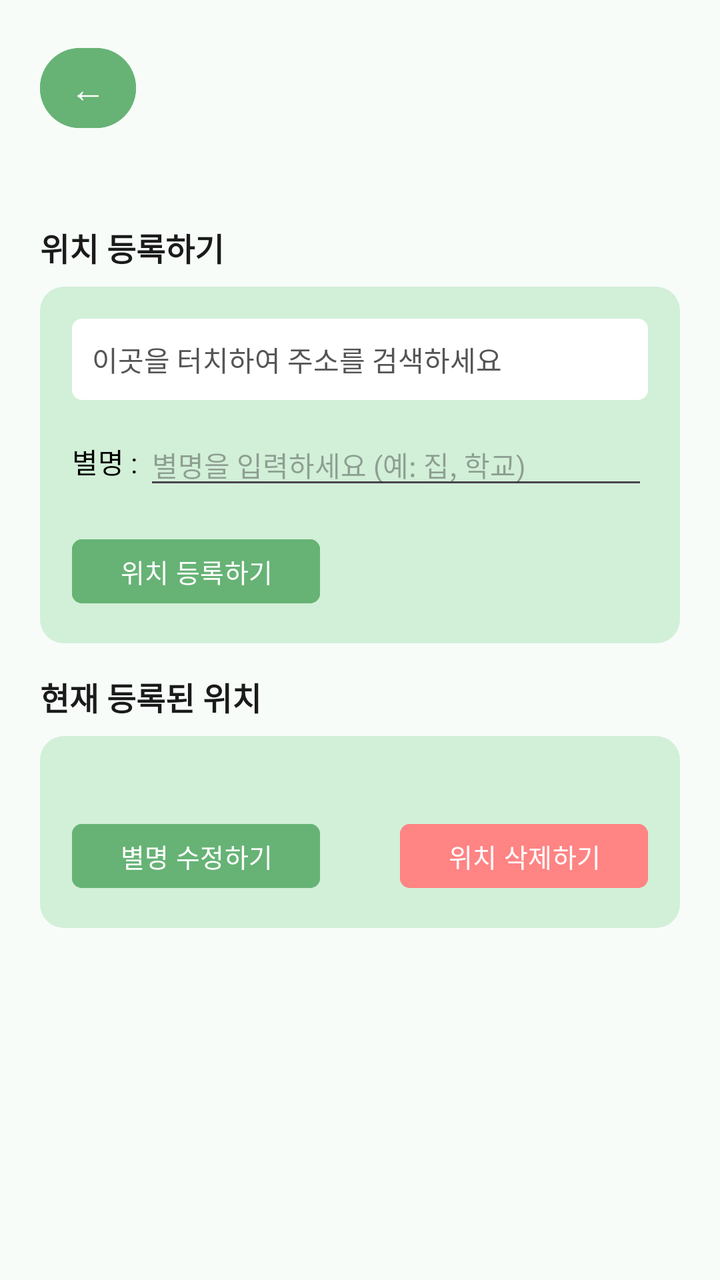
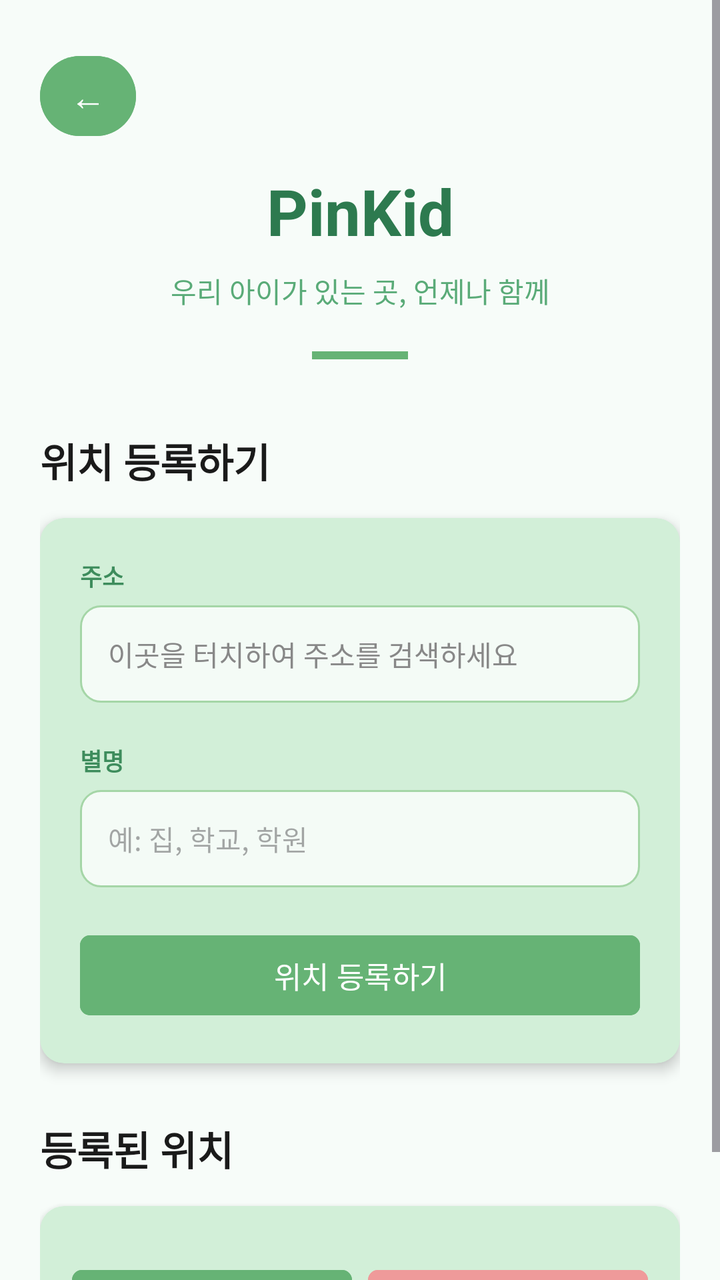

Before-and-after screenshots of an Android layout around one commit, followed by the original layout XML and the change that was made.
<!-- AndroidManifest.xml: application theme Theme.PinKid -->
<!-- res/layout/activity_location_register.xml -->
<?xml version="1.0" encoding="utf-8"?>
<ScrollView
    xmlns:android="http://schemas.android.com/apk/res/android"
    xmlns:app="http://schemas.android.com/apk/res-auto"
    android:layout_width="match_parent"
    android:layout_height="match_parent"
    android:background="#F7FCF9">

    <LinearLayout
        android:layout_width="match_parent"
        android:layout_height="wrap_content"
        android:orientation="vertical"
        android:padding="20dp"
        android:paddingTop="8dp"
        android:paddingBottom="60dp">

        
        <Button
            android:id="@+id/btnBack"
            android:layout_width="48dp"
            android:layout_height="48dp"
            android:text="←"
            android:textSize="18sp"
            android:textColor="#FFFFFF"
            android:backgroundTint="#66B375"
            app:cornerRadius="24dp"
            android:padding="0dp"
            android:layout_marginBottom="40dp"/>

        
        <TextView
            android:layout_width="wrap_content"
            android:layout_height="wrap_content"
            android:text="위치 등록하기"
            android:textSize="16sp"
            android:textStyle="bold"
            android:textColor="#1A1A1A"
            android:layout_marginTop="4dp"
            android:layout_marginBottom="8dp"/>

        
        <LinearLayout
            android:layout_width="match_parent"
            android:layout_height="wrap_content"
            android:orientation="vertical"
            android:background="@drawable/border_box"
            android:padding="16dp"
            android:layout_marginBottom="15dp">

            <TextView
                android:id="@+id/txtSelectedAddress"
                android:layout_width="match_parent"
                android:layout_height="wrap_content"
                android:text="이곳을 터치하여 주소를 검색하세요"
                android:background="@drawable/rounded_white_bg"
                android:textSize="14sp"
                android:textColor="#555555"
                android:padding="10dp"
                android:clickable="true"
                android:focusable="true"
                android:layout_marginBottom="12dp"/>

            <LinearLayout
                android:layout_width="match_parent"
                android:layout_height="wrap_content"
                android:orientation="horizontal"
                android:gravity="center_vertical"
                android:layout_marginBottom="16dp">

                <TextView
                    android:layout_width="wrap_content"
                    android:layout_height="wrap_content"
                    android:text="별명 : "
                    android:textSize="14sp"
                    android:textColor="#000000"/>

                <EditText
                    android:id="@+id/editNickname"
                    android:layout_width="0dp"
                    android:layout_height="wrap_content"
                    android:layout_weight="1"
                    android:hint="별명을 입력하세요 (예: 집, 학교)"
                    android:textSize="14sp"
                    android:inputType="text"/>

            </LinearLayout>

            <Button
                android:id="@+id/btnRegister"
                android:layout_width="wrap_content"
                android:layout_height="40dp"
                android:backgroundTint="#66B375"
                android:text="위치 등록하기"
                android:textColor="#FFFFFF"
                android:textSize="13sp" />

        </LinearLayout>

        
        <TextView
            android:layout_width="wrap_content"
            android:layout_height="wrap_content"
            android:text="현재 등록된 위치"
            android:textSize="16sp"
            android:textStyle="bold"
            android:textColor="#1A1A1A"
            android:layout_marginBottom="8dp"/>

        
        <LinearLayout
            android:layout_width="match_parent"
            android:layout_height="wrap_content"
            android:orientation="vertical"
            android:background="@drawable/border_box"
            android:padding="16dp">

            
            <LinearLayout
                android:id="@+id/locationsContainer"
                android:layout_width="match_parent"
                android:layout_height="wrap_content"
                android:orientation="vertical"
                android:layout_marginBottom="8dp"/>

            
            <TextView
                android:id="@+id/txtEmpty"
                android:layout_width="match_parent"
                android:layout_height="wrap_content"
                android:text="등록된 위치가 없습니다."
                android:textSize="14sp"
                android:textColor="#999999"
                android:gravity="center"
                android:padding="16dp"
                android:visibility="gone"/>

            
            <LinearLayout
                android:layout_width="match_parent"
                android:layout_height="wrap_content"
                android:orientation="horizontal"
                android:layout_marginTop="16dp">

                <Button
                    android:id="@+id/btnEditNickname"
                    android:layout_width="wrap_content"
                    android:layout_height="40dp"
                    android:text="별명 수정하기"
                    android:textSize="13sp"
                    android:textColor="#FFFFFF"
                    android:backgroundTint="#66B375"/>

                <View
                    android:layout_width="0dp"
                    android:layout_height="0dp"
                    android:layout_weight="1"/>

                <Button
                    android:id="@+id/btnDeleteLocation"
                    android:layout_width="wrap_content"
                    android:layout_height="40dp"
                    android:text="위치 삭제하기"
                    android:textSize="13sp"
                    android:textColor="#FFFFFF"
                    android:backgroundTint="#FF8484"/>

            </LinearLayout>

        </LinearLayout>

    </LinearLayout>

</ScrollView>
<!-- resources referenced by this layout -->
<resources>
  <!-- drawable border_box (drawable) -->
  <?xml version="1.0" encoding="utf-8"?>
  <shape xmlns:android="http://schemas.android.com/apk/res/android"
      android:shape="rectangle">
      <solid android:color="#D2EFD8"/>
      <corners android:radius="12dp"/>
  </shape>
  <!-- drawable rounded_white_bg (drawable) -->
  <?xml version="1.0" encoding="utf-8"?>
  <shape xmlns:android="http://schemas.android.com/apk/res/android"
      android:shape="rectangle">
      <solid android:color="#FFFFFF"/>
      <corners android:radius="5dp"/>
  </shape>
  <style name="Theme.PinKid" parent="Base.Theme.PinKid">
          <item name="materialButtonStyle">@style/Widget.PinKid.Button</item>
      </style>
  <style name="Base.Theme.PinKid" parent="Theme.Material3.DayNight.NoActionBar">
          
          
      </style>
  <style name="Widget.PinKid.Button" parent="Widget.Material3.Button">
          <item name="cornerRadius">5dp</item>
      </style>
</resources>

<!-- the commit's change to res/layout/activity_location_register.xml (unified diff, before → after) -->
@@ -11,8 +11,7 @@
         android:layout_height="wrap_content"
         android:orientation="vertical"
         android:padding="20dp"
-        android:paddingTop="8dp"
-        android:paddingBottom="60dp">
+        android:paddingBottom="48dp">
 
         
         <Button
@@ -25,148 +24,195 @@
             android:backgroundTint="#66B375"
             app:cornerRadius="24dp"
             android:padding="0dp"
-            android:layout_marginBottom="40dp"/>
-
-        
-        <TextView
-            android:layout_width="wrap_content"
+            android:layout_marginTop="4dp"/>
+
+        
+        <TextView
+            android:layout_width="match_parent"
+            android:layout_height="wrap_content"
+            android:text="PinKid"
+            android:textSize="32sp"
+            android:textStyle="bold"
+            android:textColor="#2D7A4F"
+            android:gravity="center"
+            android:layout_marginTop="12dp"/>
+
+        <TextView
+            android:layout_width="match_parent"
+            android:layout_height="wrap_content"
+            android:text="우리 아이가 있는 곳, 언제나 함께"
+            android:textSize="14sp"
+            android:textColor="#5AAB78"
+            android:gravity="center"
+            android:layout_marginTop="8dp"/>
+
+        <View
+            android:layout_width="48dp"
+            android:layout_height="4dp"
+            android:background="#66B375"
+            android:layout_gravity="center_horizontal"
+            android:layout_marginTop="20dp"
+            android:layout_marginBottom="36dp"/>
+
+        
+        <TextView
+            android:layout_width="match_parent"
             android:layout_height="wrap_content"
             android:text="위치 등록하기"
-            android:textSize="16sp"
+            android:textSize="20sp"
             android:textStyle="bold"
             android:textColor="#1A1A1A"
-            android:layout_marginTop="4dp"
-            android:layout_marginBottom="8dp"/>
-
-        
-        <LinearLayout
-            android:layout_width="match_parent"
-            android:layout_height="wrap_content"
-            android:orientation="vertical"
-            android:background="@drawable/border_box"
-            android:padding="16dp"
-            android:layout_marginBottom="15dp">
-
-            <TextView
-                android:id="@+id/txtSelectedAddress"
-                android:layout_width="match_parent"
-                android:layout_height="wrap_content"
-                android:text="이곳을 터치하여 주소를 검색하세요"
-                android:background="@drawable/rounded_white_bg"
-                android:textSize="14sp"
-                android:textColor="#555555"
-                android:padding="10dp"
-                android:clickable="true"
-                android:focusable="true"
-                android:layout_marginBottom="12dp"/>
+            android:layout_marginBottom="14dp"/>
+
+        <androidx.cardview.widget.CardView
+            android:layout_width="match_parent"
+            android:layout_height="wrap_content"
+            app:cardBackgroundColor="#D2EFD8"
+            app:cardCornerRadius="12dp"
+            app:cardElevation="4dp"
+            android:layout_marginBottom="28dp">
 
             <LinearLayout
                 android:layout_width="match_parent"
                 android:layout_height="wrap_content"
-                android:orientation="horizontal"
-                android:gravity="center_vertical"
-                android:layout_marginBottom="16dp">
-
+                android:orientation="vertical"
+                android:padding="20dp">
+
+                
                 <TextView
                     android:layout_width="wrap_content"
                     android:layout_height="wrap_content"
-                    android:text="별명 : "
+                    android:text="주소"
+                    android:textSize="12sp"
+                    android:textColor="#3D8C5C"
+                    android:textStyle="bold"
+                    android:layout_marginBottom="6dp"/>
+
+                
+                <TextView
+                    android:id="@+id/txtSelectedAddress"
+                    android:layout_width="match_parent"
+                    android:layout_height="wrap_content"
+                    android:text="이곳을 터치하여 주소를 검색하세요"
+                    android:background="@drawable/edit_bg"
                     android:textSize="14sp"
-                    android:textColor="#000000"/>
-
+                    android:textColor="#888888"
+                    android:padding="14dp"
+                    android:clickable="true"
+                    android:focusable="true"
+                    android:layout_marginBottom="20dp"/>
+
+                
+                <TextView
+                    android:layout_width="wrap_content"
+                    android:layout_height="wrap_content"
+                    android:text="별명"
+                    android:textSize="12sp"
+                    android:textColor="#3D8C5C"
+                    android:textStyle="bold"
+                    android:layout_marginBottom="6dp"/>
+
+                
                 <EditText
                     android:id="@+id/editNickname"
-                    android:layout_width="0dp"
-                    android:layout_height="wrap_content"
-                    android:layout_weight="1"
-                    android:hint="별명을 입력하세요 (예: 집, 학교)"
+                    android:layout_width="match_parent"
+                    android:layout_height="wrap_content"
+                    android:hint="예: 집, 학교, 학원"
                     android:textSize="14sp"
-                    android:inputType="text"/>
+                    android:padding="14dp"
+                    android:background="@drawable/edit_bg"
+                    android:inputType="text"
+                    android:layout_marginBottom="20dp"/>
+
+                
+                <Button
+                    android:id="@+id/btnRegister"
+                    android:layout_width="match_parent"
+                    android:layout_height="48dp"
+                    android:text="위치 등록하기"
+                    android:textSize="15sp"
+                    android:textColor="#FFFFFF"
+                    android:backgroundTint="#66B375"/>
 
             </LinearLayout>
 
-            <Button
-                android:id="@+id/btnRegister"
-                android:layout_width="wrap_content"
-                android:layout_height="40dp"
-                android:backgroundTint="#66B375"
-                android:text="위치 등록하기"
-                android:textColor="#FFFFFF"
-                android:textSize="13sp" />
-
-        </LinearLayout>
-
-        
-        <TextView
-            android:layout_width="wrap_content"
-            android:layout_height="wrap_content"
-            android:text="현재 등록된 위치"
-            android:textSize="16sp"
+        </androidx.cardview.widget.CardView>
+
+        
+        <TextView
+            android:layout_width="match_parent"
+            android:layout_height="wrap_content"
+            android:text="등록된 위치"
+            android:textSize="20sp"
             android:textStyle="bold"
             android:textColor="#1A1A1A"
-            android:layout_marginBottom="8dp"/>
-
-        
-        <LinearLayout
-            android:layout_width="match_parent"
-            android:layout_height="wrap_content"
-            android:orientation="vertical"
-            android:background="@drawable/border_box"
-            android:padding="16dp">
-
-            
+            android:layout_marginBottom="14dp"/>
+
+        <androidx.cardview.widget.CardView
+            android:layout_width="match_parent"
+            android:layout_height="wrap_content"
+            app:cardBackgroundColor="#D2EFD8"
+            app:cardCornerRadius="12dp"
+            app:cardElevation="4dp">
+
             <LinearLayout
-                android:id="@+id/locationsContainer"
                 android:layout_width="match_parent"
                 android:layout_height="wrap_content"
                 android:orientation="vertical"
-                android:layout_marginBottom="8dp"/>
-
-            
-            <TextView
-                android:id="@+id/txtEmpty"
-                android:layout_width="match_parent"
-                android:layout_height="wrap_content"
-                android:text="등록된 위치가 없습니다."
-                android:textSize="14sp"
-                android:textColor="#999999"
-                android:gravity="center"
-                android:padding="16dp"
-                android:visibility="gone"/>
-
-            
-            <LinearLayout
-                android:layout_width="match_parent"
-                android:layout_height="wrap_content"
-                android:orientation="horizontal"
-                android:layout_marginTop="16dp">
-
-                <Button
-                    android:id="@+id/btnEditNickname"
-                    android:layout_width="wrap_content"
-                    android:layout_height="40dp"
-                    android:text="별명 수정하기"
-                    android:textSize="13sp"
-                    android:textColor="#FFFFFF"
-                    android:backgroundTint="#66B375"/>
-
-                <View
-                    android:layout_width="0dp"
-                    android:layout_height="0dp"
-                    android:layout_weight="1"/>
-
-                <Button
-                    android:id="@+id/btnDeleteLocation"
-                    android:layout_width="wrap_content"
-                    android:layout_height="40dp"
-                    android:text="위치 삭제하기"
-                    android:textSize="13sp"
-                    android:textColor="#FFFFFF"
-                    android:backgroundTint="#FF8484"/>
+                android:padding="16dp">
+
+                
+                <LinearLayout
+                    android:id="@+id/locationsContainer"
+                    android:layout_width="match_parent"
+                    android:layout_height="wrap_content"
+                    android:orientation="vertical"/>
+
+                
+                <TextView
+                    android:id="@+id/txtEmpty"
+                    android:layout_width="match_parent"
+                    android:layout_height="wrap_content"
+                    android:text="등록된 위치가 없습니다"
+                    android:textSize="14sp"
+                    android:textColor="#AAAAAA"
+                    android:gravity="center"
+                    android:padding="20dp"
+                    android:visibility="gone"/>
+
+                
+                <LinearLayout
+                    android:layout_width="match_parent"
+                    android:layout_height="wrap_content"
+                    android:orientation="horizontal"
+                    android:layout_marginTop="12dp">
+
+                    <Button
+                        android:id="@+id/btnEditNickname"
+                        android:layout_width="0dp"
+                        android:layout_height="44dp"
+                        android:layout_weight="1"
+                        android:text="별명 수정"
+                        android:textSize="13sp"
+                        android:textColor="#FFFFFF"
+                        android:backgroundTint="#66B375"
+                        android:layout_marginEnd="8dp"/>
+
+                    <Button
+                        android:id="@+id/btnDeleteLocation"
+                        android:layout_width="0dp"
+                        android:layout_height="44dp"
+                        android:layout_weight="1"
+                        android:text="위치 삭제"
+                        android:textSize="13sp"
+                        android:textColor="#FFFFFF"
+                        android:backgroundTint="#EF9A9A"/>
+
+                </LinearLayout>
 
             </LinearLayout>
 
-        </LinearLayout>
+        </androidx.cardview.widget.CardView>
 
     </LinearLayout>
 
<!-- resource entries referenced after the edit -->
@@ -1,18 +1,11 @@
 <!-- resources referenced by this layout -->
 <resources>
-  <!-- drawable border_box (drawable) -->
+  <!-- drawable edit_bg (drawable) -->
   <?xml version="1.0" encoding="utf-8"?>
-  <shape xmlns:android="http://schemas.android.com/apk/res/android"
-      android:shape="rectangle">
-      <solid android:color="#D2EFD8"/>
-      <corners android:radius="12dp"/>
-  </shape>
-  <!-- drawable rounded_white_bg (drawable) -->
-  <?xml version="1.0" encoding="utf-8"?>
-  <shape xmlns:android="http://schemas.android.com/apk/res/android"
-      android:shape="rectangle">
-      <solid android:color="#FFFFFF"/>
-      <corners android:radius="5dp"/>
+  <shape xmlns:android="http://schemas.android.com/apk/res/android">
+      <solid android:color="#F4FBF6"/>
+      <stroke android:width="1dp" android:color="#A5D6A7"/>
+      <corners android:radius="10dp"/>
   </shape>
   <style name="Theme.PinKid" parent="Base.Theme.PinKid">
           <item name="materialButtonStyle">@style/Widget.PinKid.Button</item>
